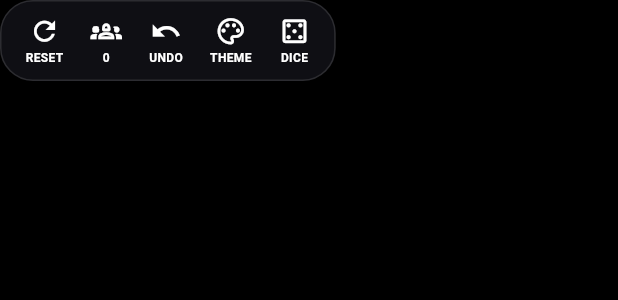
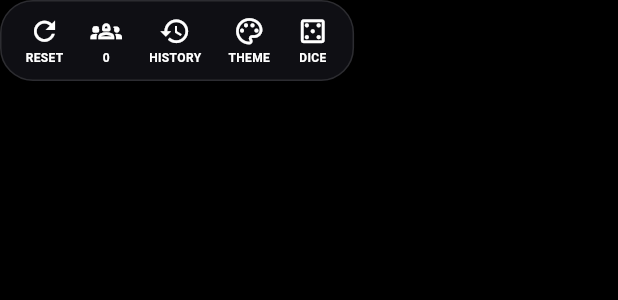
Before and after one commit to jcorley1991-ctrl/mtg-counter, a Flutter app: the UtilityBar widget shown alone on an empty page, opened directly with empty values, on a phone screen of 412 x 824 dp. Shown: the top 300 px of the screen. Run offline on Flutter 3.47's test engine with Material 3 defaults, Android fonts, the phone set to English and light mode, and no system bars; statements that could not run were skipped.

Commit message:
Expose history and table controls

```diff
--- a/lib/widgets/utility_bar.dart
+++ b/lib/widgets/utility_bar.dart
@@ -6,7 +6,7 @@ class UtilityBar extends StatelessWidget {
     required this.playerCount,
     required this.onReset,
     required this.onPlayerCount,
-    required this.onUndo,
+    required this.onHistory,
     required this.onTheme,
     required this.onDice,
   });
@@ -14,7 +14,7 @@ class UtilityBar extends StatelessWidget {
   final int playerCount;
   final VoidCallback onReset;
   final VoidCallback onPlayerCount;
-  final VoidCallback onUndo;
+  final VoidCallback onHistory;
   final VoidCallback onTheme;
   final VoidCallback onDice;
 
@@ -37,9 +37,21 @@ class UtilityBar extends StatelessWidget {
               label: '$playerCount',
               onTap: onPlayerCount,
             ),
-            _UtilityButton(icon: Icons.undo, label: 'UNDO', onTap: onUndo),
-            _UtilityButton(icon: Icons.palette_outlined, label: 'THEME', onTap: onTheme),
-            _UtilityButton(icon: Icons.casino_outlined, label: 'DICE', onTap: onDice),
+            _UtilityButton(
+              icon: Icons.history_outlined,
+              label: 'HISTORY',
+              onTap: onHistory,
+            ),
+            _UtilityButton(
+              icon: Icons.palette_outlined,
+              label: 'THEME',
+              onTap: onTheme,
+            ),
+            _UtilityButton(
+              icon: Icons.casino_outlined,
+              label: 'DICE',
+              onTap: onDice,
+            ),
           ],
         ),
       ),
@@ -48,7 +60,11 @@ class UtilityBar extends StatelessWidget {
 }
 
 class _UtilityButton extends StatelessWidget {
-  const _UtilityButton({required this.icon, required this.label, required this.onTap});
+  const _UtilityButton({
+    required this.icon,
+    required this.label,
+    required this.onTap,
+  });
 
   final IconData icon;
   final String label;
@@ -66,7 +82,10 @@ class _UtilityButton extends StatelessWidget {
           children: [
             Icon(icon, size: 21),
             const SizedBox(height: 2),
-            Text(label, style: const TextStyle(fontSize: 8, fontWeight: FontWeight.w700)),
+            Text(
+              label,
+              style: const TextStyle(fontSize: 8, fontWeight: FontWeight.w700),
+            ),
           ],
         ),
       ),
```
